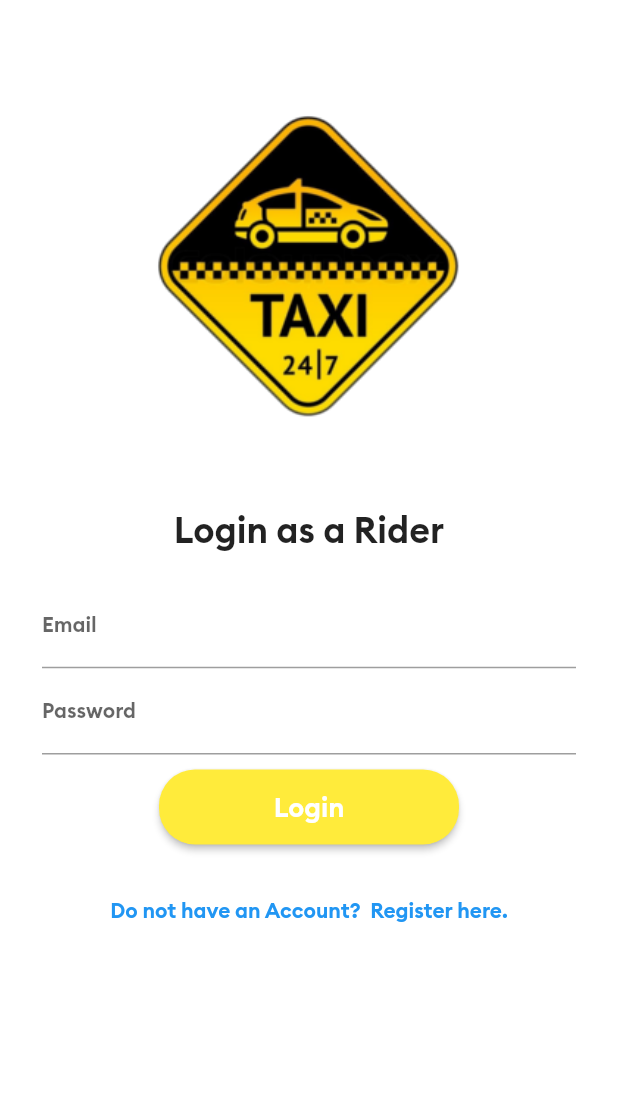
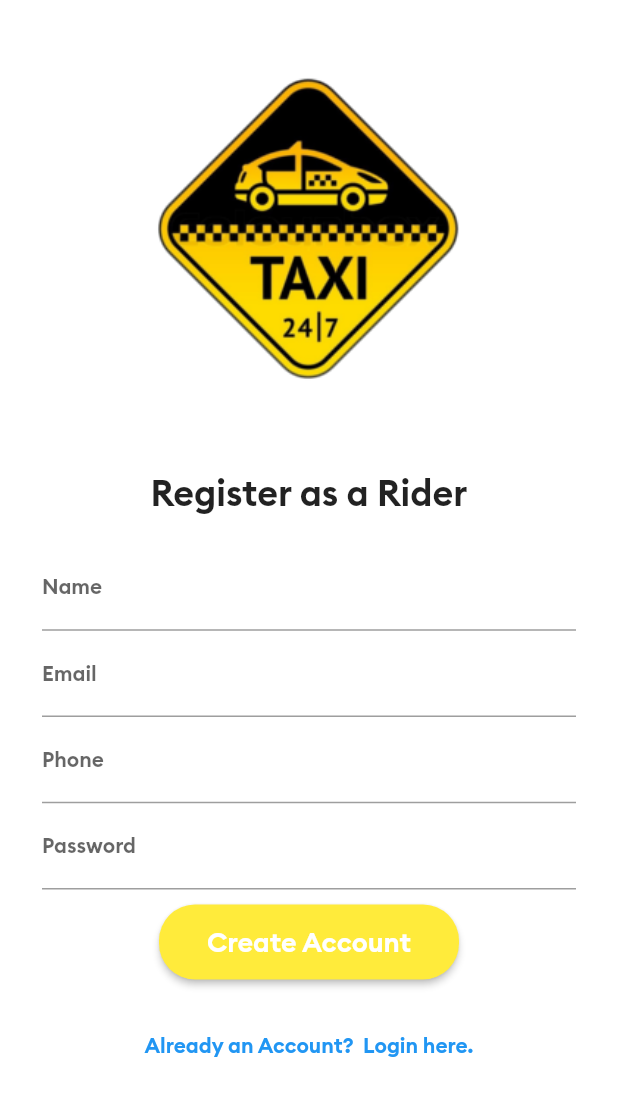
Before and after one commit to NEMO2345/ThucTapChuyenMon, a Flutter app: the screen it shows after launch, on a phone screen of 412 x 824 dp. Shown: the top 1096 px of the screen. Run offline on Flutter 3.47's test engine with Material 2 defaults, Android fonts, the phone set to English and light mode, and no system bars.

Commit message:
create singup page

```diff
--- /dev/null
+++ b/rider_app/lib/AllScreens/registerationScreen.dart
@@ -0,0 +1,148 @@
+import 'package:flutter/material.dart';
+
+class registerationScreen extends StatefulWidget {
+  const registerationScreen({Key? key}) : super(key: key);
+
+  @override
+  _LoginScreenState createState() => _LoginScreenState();
+}
+
+class _LoginScreenState extends State<registerationScreen> {
+  @override
+  Widget build(BuildContext context) {
+    return Scaffold(
+      backgroundColor: Colors.white,
+      body: SingleChildScrollView(
+        child: Padding(
+          padding: EdgeInsets.all(8.0),
+          child: Column(
+            children: [
+              SizedBox(height: 20.0),
+              Image(
+                image: AssetImage("images/logo.png"),
+                width: 390.0,
+                height: 250.0,
+                alignment: Alignment.center,
+              ),
+              SizedBox(height: 35.0),
+              Text(
+                "Register as a Rider",
+                style: TextStyle(fontSize: 24.0, fontFamily: "Brand Bold"),
+                textAlign: TextAlign.center,
+              ),
+              Padding(
+                padding: EdgeInsets.all(20.0),
+                child: Column(
+                  children: [
+
+                    SizedBox(height: 1.0),
+                    TextField(
+                      keyboardType: TextInputType.text,
+                      decoration: InputDecoration(
+                        labelText: "Name",
+                        labelStyle: TextStyle(
+                          fontSize: 14.0,
+                        ),
+                        hintStyle: TextStyle(
+                          color: Colors.grey,
+                          fontSize: 10.0,
+                        ),
+                      ),
+                      style: TextStyle(
+                        fontSize: 14.0,
+                      ),
+                    ),
+
+                    SizedBox(height: 1.0),
+                    TextField(
+                      keyboardType: TextInputType.emailAddress,
+                      decoration: InputDecoration(
+                        labelText: "Email",
+                        labelStyle: TextStyle(
+                          fontSize: 14.0,
+                        ),
+                        hintStyle: TextStyle(
+                          color: Colors.grey,
+                          fontSize: 10.0,
+                        ),
+                      ),
+                      style: TextStyle(
+                        fontSize: 14.0,
+                      ),
+                    ),
+
+                    SizedBox(height: 1.0),
+                    TextField(
+                      keyboardType: TextInputType.phone,
+                      decoration: InputDecoration(
+                        labelText: "Phone",
+                        labelStyle: TextStyle(
+                          fontSize: 14.0,
+                        ),
+                        hintStyle: TextStyle(
+                          color: Colors.grey,
+                          fontSize: 10.0,
+                        ),
+                      ),
+                      style: TextStyle(
+                        fontSize: 14.0,
+                      ),
+                    ),
+
+                    SizedBox(height: 1.0),
+                    TextField(
+                      obscureText: true,
+                      decoration: InputDecoration(
+                        labelText: "Password",
+                        labelStyle: TextStyle(
+                          fontSize: 14.0,
+                        ),
+                        hintStyle: TextStyle(
+                          color: Colors.grey,
+                          fontSize: 10.0,
+                        ),
+                      ),
+                      style: TextStyle(fontSize: 14.0),
+
+                    ),
+
+                    SizedBox(height: 10.0,),
+                    ElevatedButton(
+                      style: ElevatedButton.styleFrom(
+                        primary: Colors.yellow,
+                        onPrimary: Colors.white,
+                        shape: RoundedRectangleBorder(
+                          borderRadius: BorderRadius.circular(24.0),
+                        ),
+                        minimumSize: Size(200.0, 50.0),
+                      ),
+                      onPressed:(){
+                        print("Loggedin button clicked");
+                      },
+                      child: Text(
+                        "Create Account",
+                        style: TextStyle(fontSize: 18.0,fontFamily: "Brand Bold"),
+                      ),
+                    ),
+
+                  ],
+                ),
+              ),
+
+              TextButton(
+                onPressed:()
+                {
+                  print("clicked");
+                },
+                child: Text(
+                  "Already an Account?  Login here.",
+                ),
+              ),
+
+            ],
+          ),
+        ),
+      ),
+    );
+  }
+}
--- a/rider_app/lib/main.dart
+++ b/rider_app/lib/main.dart
@@ -1,6 +1,7 @@
 import 'package:flutter/material.dart';
 import 'package:rider_app/AllScreens/loginScreen.dart';
 import 'package:rider_app/AllScreens/mainscreen.dart';
+import 'package:rider_app/AllScreens/registerationScreen.dart';
 
 void main() {
   runApp(const MyApp());
@@ -18,7 +19,7 @@ class MyApp extends StatelessWidget {
         primarySwatch: Colors.blue,//The banner color
         visualDensity: VisualDensity.adaptivePlatformDensity,
       ),
-      home: LoginScreen(),
+      home: registerationScreen(),
       debugShowCheckedModeBanner: false,//Remove the banner
     );
   }
```
